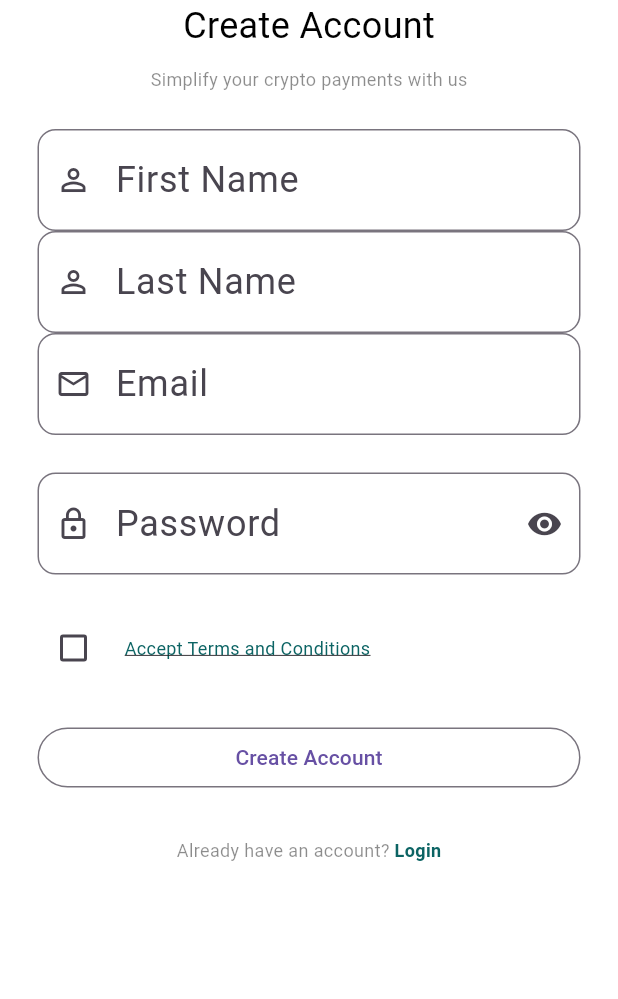
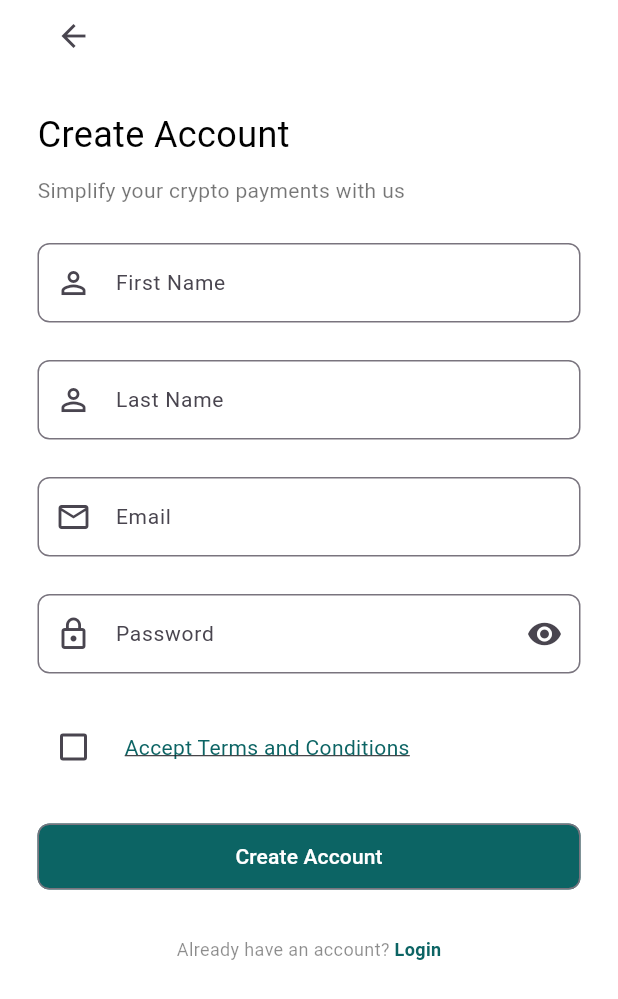
Before and after one commit to ClarenceLaria/pretium_mockup, a Flutter app: the screen it shows after launch, after a tap on "Skip", after a tap on "Sign Up", on a phone screen of 412 x 824 dp. Shown: the top 999 px of the screen. Run offline on Flutter 3.47's test engine with Material 3 defaults, Android fonts, the phone set to English and light mode, and no system bars; our stand-ins replace smooth_page_indicator.

Commit message:
Signup and login screen updates

```diff
--- a/lib/components/custom_text_field.dart
+++ b/lib/components/custom_text_field.dart
@@ -30,11 +30,17 @@ class _CustomTextFieldState extends State<CustomTextField> {
   Widget build(BuildContext context) {
     return TextField(
       controller: widget.controller,
+      style: TextStyle(
+        fontSize: Theme.of(context).textTheme.bodyMedium?.fontSize,
+      ),
       obscureText: widget.isPassword ? isObscured : false,
       keyboardType: widget.keyboardType,
       decoration: InputDecoration(
         prefixIcon: widget.prefixIcon,
         hintText: widget.hintText,
+        labelStyle: TextStyle(
+          fontSize: Theme.of(context).textTheme.bodyMedium?.fontSize,
+        ),
         labelText: widget.labelText,
         suffixIcon: widget.isPassword ? IconButton(
           onPressed: (){
@@ -45,9 +51,10 @@ class _CustomTextFieldState extends State<CustomTextField> {
           icon: isObscured ? Icon(Icons.visibility) : Icon(Icons.visibility_off),
         ) : null,
         border: OutlineInputBorder(
-          borderRadius: BorderRadius.circular(12.0),
+          borderRadius: BorderRadius.circular(8.0),
         ),
         focusColor: Theme.of(context).primaryColor,
+        hoverColor: Theme.of(context).primaryColor,
       ),
     );
   }
--- a/lib/screens/login_screen.dart
+++ b/lib/screens/login_screen.dart
@@ -22,16 +22,17 @@ class _LoginScreenState extends State<LoginScreen> {
       body: SafeArea(
         child: SingleChildScrollView(
           child: Padding(
-            padding: const EdgeInsets.symmetric(horizontal: 25.0),
+            padding: const EdgeInsets.symmetric(horizontal: 25.0, vertical: 50),
             child: Column(
               children: [
                 Container(
-                  height: 80,
-                  width: 80,
+                  height: 60,
+                  width: 60,
                   decoration: BoxDecoration(
                     borderRadius: BorderRadius.all(Radius.circular(12.0)),
                     color: Theme.of(context).primaryColor.withAlpha(100),
                   ),
+                  margin: EdgeInsets.only(top: 25),
                   padding: EdgeInsets.all(10),
                   child: Image.asset(
                     'assets/icons/credit-card.png',
@@ -50,11 +51,11 @@ class _LoginScreenState extends State<LoginScreen> {
                 Text(
                   'Sign in to continue',
                   style: TextStyle(
-                    fontSize: Theme.of(context).textTheme.bodySmall?.fontSize,
-                    color: Theme.of(context).textTheme.bodySmall?.color,
+                    fontSize: Theme.of(context).textTheme.bodyMedium?.fontSize,
+                    color: Theme.of(context).textTheme.bodyMedium?.color,
                   ),
                 ),
-                const SizedBox(height: 25,),
+                const SizedBox(height: 50,),
                 CustomTextField(
                   controller: _emailController,
                   hintText: 'Enter your email',
@@ -70,14 +71,14 @@ class _LoginScreenState extends State<LoginScreen> {
                   prefixIcon: Icon(Icons.lock_outline),
                   isPassword: true,
                 ),
-                const SizedBox(height: 25,),
+                const SizedBox(height: 40,),
                 Row(
                   mainAxisAlignment: MainAxisAlignment.spaceBetween,
                   children: [
                     Row(
                       children: [
                         Checkbox(
-                          value: isChecked,
+                          value: false,
                           onChanged: (value){}
                         ),
                         const SizedBox(width: 10,),
@@ -101,11 +102,12 @@ class _LoginScreenState extends State<LoginScreen> {
                     )
                   ],
                 ),
-                const SizedBox(height: 25,),
+                const SizedBox(height: 45,),
                 SizedBox(
                   width: double.infinity,
                   child: OutlinedButton(
                     onPressed: (){},
+                    style: Theme.of(context).elevatedButtonTheme.style,
                     child: Text(
                       'Login',
                     )
--- a/lib/screens/sign_up_screen.dart
+++ b/lib/screens/sign_up_screen.dart
@@ -23,9 +23,21 @@ class _SignUpScreenState extends State<SignUpScreen> {
           child: Padding(
             padding: const EdgeInsets.symmetric(horizontal: 25.0),
             child: Column(
+              crossAxisAlignment: CrossAxisAlignment.start,
               children: [
+                IconButton(
+                  onPressed: (){
+                    Navigator.pop(context);
+                  },
+                  icon: Icon(
+                    Icons.arrow_back,
+                    // color:  Colors.black,
+                  ),
+                ),
+                const SizedBox(height: 25,),
                 Text(
                   'Create Account',
+                  textAlign: TextAlign.start,
                   style: TextStyle(
                     fontSize: Theme.of(context).textTheme.bodyLarge?.fontSize,
                     color: Theme.of(context).textTheme.bodyLarge?.color,
@@ -35,8 +47,8 @@ class _SignUpScreenState extends State<SignUpScreen> {
                 Text(
                   'Simplify your crypto payments with us',
                   style: TextStyle(
-                    fontSize: Theme.of(context).textTheme.bodySmall?.fontSize,
-                    color: Theme.of(context).textTheme.bodySmall?.color,
+                    fontSize: Theme.of(context).textTheme.bodyMedium?.fontSize,
+                    color: Theme.of(context).textTheme.bodyMedium?.color,
                   ),
                 ),
                 const SizedBox(height: 25,),
@@ -47,6 +59,7 @@ class _SignUpScreenState extends State<SignUpScreen> {
                   prefixIcon: Icon(Icons.person_outline),
                   keyboardType: TextInputType.emailAddress,
                 ),
+                const SizedBox(height: 25,),
                 CustomTextField(
                   controller: _sNameController,
                   hintText: 'Enter your last name',
@@ -54,6 +67,7 @@ class _SignUpScreenState extends State<SignUpScreen> {
                   prefixIcon: Icon(Icons.person_outline),
                   keyboardType: TextInputType.emailAddress,
                 ),
+                const SizedBox(height: 25,),
                 CustomTextField(
                   controller: _emailController,
                   hintText: 'Enter your email',
@@ -80,7 +94,7 @@ class _SignUpScreenState extends State<SignUpScreen> {
                     Text(
                       'Accept Terms and Conditions',
                       style: TextStyle(
-                        fontSize: Theme.of(context).textTheme.bodySmall?.fontSize,
+                        fontSize: Theme.of(context).textTheme.bodyMedium?.fontSize,
                         color: Theme.of(context).primaryColor,
                         decoration: TextDecoration.underline,
                       ),
@@ -92,6 +106,7 @@ class _SignUpScreenState extends State<SignUpScreen> {
                   width: double.infinity,
                   child: OutlinedButton(
                     onPressed: (){},
+                    style: Theme.of(context).elevatedButtonTheme.style,
                     child: Text(
                       'Create Account',
                     )
```
